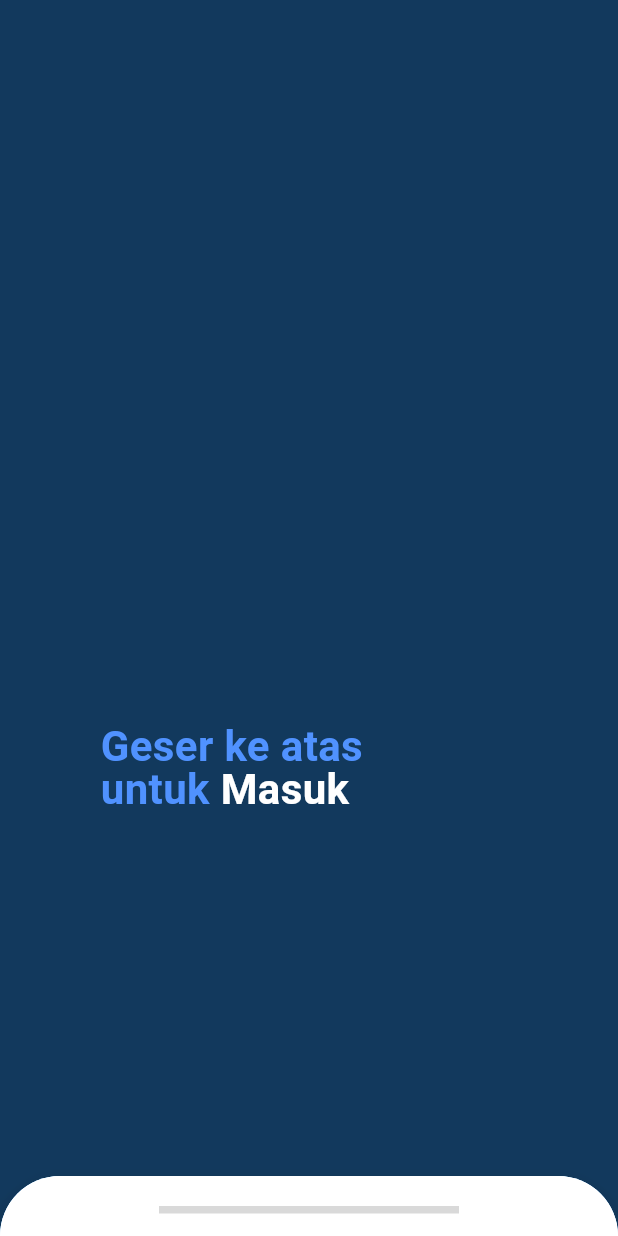
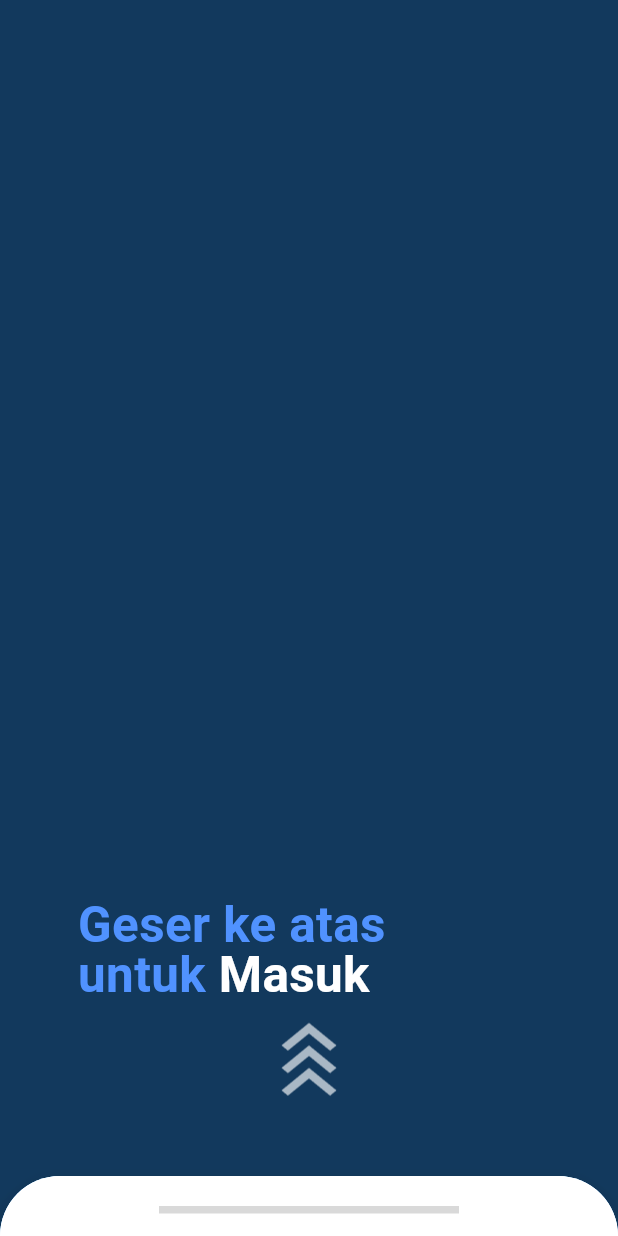
Before and after one commit to Megane-Team/aerolearn_app, a Flutter app: the screen it shows after launch, on a phone screen of 412 x 824 dp. Run offline on Flutter 3.47's test engine with Material 3 defaults, Android fonts, the phone set to English and light mode, and no system bars; our stand-ins replace go_router, google_fonts, wtf_sliding_sheet.

Commit message:
feat login

```diff
--- /dev/null
+++ b/lib/constant/themes.dart
@@ -0,0 +1,17 @@
+import 'package:flutter/material.dart';
+import 'package:google_fonts/google_fonts.dart';
+
+final ThemeData mainTheme = ThemeData(
+  textTheme: GoogleFonts.montserratTextTheme(),
+  useMaterial3: true,
+  colorScheme: const ColorScheme(
+      brightness: Brightness.light,
+      primary: Colors.white,
+      onPrimary: Colors.black,
+      secondary: Colors.white,
+      onSecondary: Colors.black,
+      error: Colors.red,
+      onError: Colors.red,
+      surface: Colors.white,
+      onSurface: Colors.black),
+);
--- a/lib/main.dart
+++ b/lib/main.dart
@@ -1,6 +1,6 @@
 import 'package:flutter/material.dart';
 import 'package:aerolearn/router.dart';
-import 'package:google_fonts/google_fonts.dart';
+import 'package:aerolearn/constant/themes.dart';
 
 void main() {
   runApp(const MyApp());
@@ -13,9 +13,7 @@ class MyApp extends StatelessWidget {
   Widget build(BuildContext context) {
     return MaterialApp.router(
       debugShowCheckedModeBanner: false,
-      theme: ThemeData(
-        textTheme: GoogleFonts.montserratTextTheme(),
-      ),
+      theme: mainTheme,
       routerConfig: router,
     );
   }
--- a/lib/page/login.dart
+++ b/lib/page/login.dart
@@ -1,5 +1,6 @@
 import 'package:flutter/material.dart';
 import 'package:wtf_sliding_sheet/wtf_sliding_sheet.dart';
+import 'package:aerolearn/utils/asset.dart';
 
 class Login extends StatefulWidget {
   const Login({super.key});
@@ -12,6 +13,7 @@ class LoginState extends State<Login> {
   late bool showPass = false;
   final TextEditingController _usernameController = TextEditingController();
   final TextEditingController _passwordController = TextEditingController();
+  final GlobalKey<FormState> _formKey = GlobalKey<FormState>();
 
   @override
   void dispose() {
@@ -33,24 +35,27 @@ class LoginState extends State<Login> {
             snappings: [40, 350, double.infinity],
             positioning: SnapPositioning.pixelOffset,
           ),
-          body: const Center(
-            child: Padding(
-              padding: EdgeInsets.only(right: 100.0, top: 200.0),
+          body: Center(
+            child: SizedBox(
+             child: Column(
+               children: [
+                 Padding(
+                   padding: const EdgeInsets.only(right: 100.0, top: 600.0),
                    child: SelectableText.rich(
                      TextSpan(
                        children: [
                          TextSpan(
                              text: 'Geser ke atas\nuntuk',
                              style: TextStyle(
-                            fontSize: 28,
+                                 fontSize: MediaQuery.of(context).size.width * 0.08,
                                  fontWeight: FontWeight.bold,
-                            color: Color(0xff5092FF),
+                                 color: const Color(0xff5092FF),
                                  height: 1) // This sets the line height (45 / 36)
                          ),
                          TextSpan(
                              text: ' Masuk',
                              style: TextStyle(
-                            fontSize: 28,
+                                 fontSize: MediaQuery.of(context).size.width * 0.08,
                                  fontWeight: FontWeight.bold,
                                  color: Colors.white,
                                  height: 1)),
@@ -59,13 +64,24 @@ class LoginState extends State<Login> {
                      textAlign: TextAlign.left,
                    ),
                  ),
+                 const SizedBox(height: 10,),
+                 SizedBox(
+                     child: Container(
+                        margin: const EdgeInsets.only(top: 1),
+                         child: Image.asset(Assets.icons("arrow_slide"), scale: 1.5,)
+                      ),
+
+                 )
+               ],
+             ),
+            ),
           ),
           builder: (context, state) {
             return Container(
               color: Colors.white,
               height: MediaQuery.of(context).size.height * 0.5,
               child: Container(
-                height: 10,
+                height: double.infinity,
                 color: Colors.white,
                 child: Column(children: [
                   Align(
@@ -91,6 +107,7 @@ class LoginState extends State<Login> {
                           style: TextStyle(
                             fontSize: fontSize,
                             fontWeight: FontWeight.bold,
+                            color: const Color(0xff1D5C96),
                           ),
                         );
                       },
@@ -98,64 +115,109 @@ class LoginState extends State<Login> {
                   ),
                   Padding(
                       padding: EdgeInsets.only(
-                        top: MediaQuery.of(context).size.height * 0.05,
+                          top: MediaQuery.of(context).size.height * 0.04,
                           right: 20,
                           bottom: 20,
                           left: 20),
+                      child: Form(
+                        key: _formKey,
                         child: Column(children: [
                           SizedBox(
-                        height: MediaQuery.of(context).size.height * 0.07,
-                        child: TextField(
+                            height: MediaQuery.of(context).size.height * 0.1,
+                            child: TextFormField(
+                              cursorColor: Colors.black,
                               controller: _usernameController,
                               decoration: InputDecoration(
+                                focusedBorder: const OutlineInputBorder(
+                                    borderSide: BorderSide(color: Colors.black),
+                                    borderRadius:
+                                        BorderRadius.all(Radius.circular(10))),
                                 border: const OutlineInputBorder(
+                                    borderSide: BorderSide(color: Colors.black),
                                     borderRadius:
                                         BorderRadius.all(Radius.circular(10))),
                                 labelText: 'Nomor Induk Karyawan',
                                 labelStyle: TextStyle(
-                              fontSize: MediaQuery.of(context).size.width * 0.03,
-                            ),
-
+                                  color: Colors.black,
+                                  fontSize:
+                                      MediaQuery.of(context).size.width * 0.03,
                                 ),
                               ),
+                              style: TextStyle(
+                                fontSize:
+                                    MediaQuery.of(context).size.width * 0.03,
+                              ),
+                              validator: (value) {
+                                if (value == null || value.isEmpty) {
+                                  return 'Masukkan nomor induk karyawan';
+                                }
+                                return null;
+                              },
+                            ),
+                          ),
+                          const SizedBox(
+                            height: 10,
                           ),
                           SizedBox(
-                        height: MediaQuery.of(context).size.height *
-                            0.04,
-                      ),
-                      SizedBox(
-                        height: MediaQuery.of(context).size.height * 0.07,
-                        child: TextField(
+                            height: MediaQuery.of(context).size.height * 0.1,
+                            child: TextFormField(
+                              cursorColor: Colors.black,
                               controller: _passwordController,
                               obscureText: showPass,
                               decoration: InputDecoration(
+                                  focusedBorder: const OutlineInputBorder(
+                                      borderSide:
+                                          BorderSide(color: Colors.black),
+                                      borderRadius: BorderRadius.all(
+                                          Radius.circular(10))),
                                   border: const OutlineInputBorder(
+                                      borderSide:
+                                          BorderSide(color: Colors.black),
+                                      borderRadius: BorderRadius.all(
+                                          Radius.circular(10))),
+                                  labelText: 'Kata Sandi',
+                                  errorBorder: const OutlineInputBorder(
+                                    borderSide: BorderSide(color: Colors.red),
                                     borderRadius:
                                         BorderRadius.all(Radius.circular(10)),
                                   ),
-                            labelText: 'Kata Sandi',
                                   labelStyle: TextStyle(
-                              fontSize: MediaQuery.of(context).size.width * 0.03,
+                                    color: Colors.black,
+                                    fontSize:
+                                        MediaQuery.of(context).size.width *
+                                            0.03,
                                   ),
-
                                   suffixIcon: IconButton(
                                     icon: Icon(
-                                  showPass ? Icons.visibility : Icons.visibility_off,
+                                      showPass
+                                          ? Icons.visibility
+                                          : Icons.visibility_off,
                                       color: const Color(0xff5A5A5A),
                                     ),
-                                onPressed: (){
+                                    iconSize: 25,
+                                    onPressed: () {
                                       setState(() {
                                         setState(() {
                                           showPass = !showPass;
                                         });
                                       });
                                     },
-                              )
+                                  )),
+                              style: TextStyle(
+                                fontSize:
+                                    MediaQuery.of(context).size.width * 0.03,
                               ),
+                              validator: (value) {
+                                if (value == null || value.isEmpty) {
+                                  return '';
+                                }
+                                return null;
+                              },
                             ),
                           ),
                           SizedBox(
-                          height: MediaQuery.of(context).size.height * 0.05),
+                              height:
+                                  MediaQuery.of(context).size.height * 0.04),
                           SizedBox(
                             height: MediaQuery.of(context).size.height * 0.06,
                             width: double.infinity,
@@ -163,8 +225,17 @@ class LoginState extends State<Login> {
                               style: ElevatedButton.styleFrom(
                                   backgroundColor: const Color(0xff1D5C96)),
                               onPressed: () {
-                            String username = _usernameController.text;
-                            String password = _usernameController.text;
+                                if (_formKey.currentState!.validate()) {
+                                  ScaffoldMessenger.of(context).showSnackBar(
+                                    const SnackBar(
+                                        content: Text('Form is valid!')),
+                                  );
+                                } else {
+                                  ScaffoldMessenger.of(context).showSnackBar(
+                                    const SnackBar(
+                                        content: Text('Form is invalid!')),
+                                  );
+                                }
                               },
                               child: const Text(
                                 'Login',
@@ -173,7 +244,7 @@ class LoginState extends State<Login> {
                             ),
                           ),
                         ]),
-                  )
+                      ))
                 ]),
               ),
             );
--- a/lib/utils/asset.dart
+++ b/lib/utils/asset.dart
@@ -1,11 +1,11 @@
 class Assets {
-  static const path = 'assets/images';
+  static const path = 'assets/image';
 
   static String logos(String name) {
-    return '$path/logos/$name.png';
+    return '$path/logo/$name.png';
   }
 
   static String icons(String name) {
-    return '$path/icons/$name.png';
+    return '$path/icon/$name.png';
   }
 }
```
Also changed, not shown: pubspec.yaml (+2 -8 lines), assets/image/icon/arrow_slide.png (added). Lines whose indentation alone changed are shown as unchanged.
